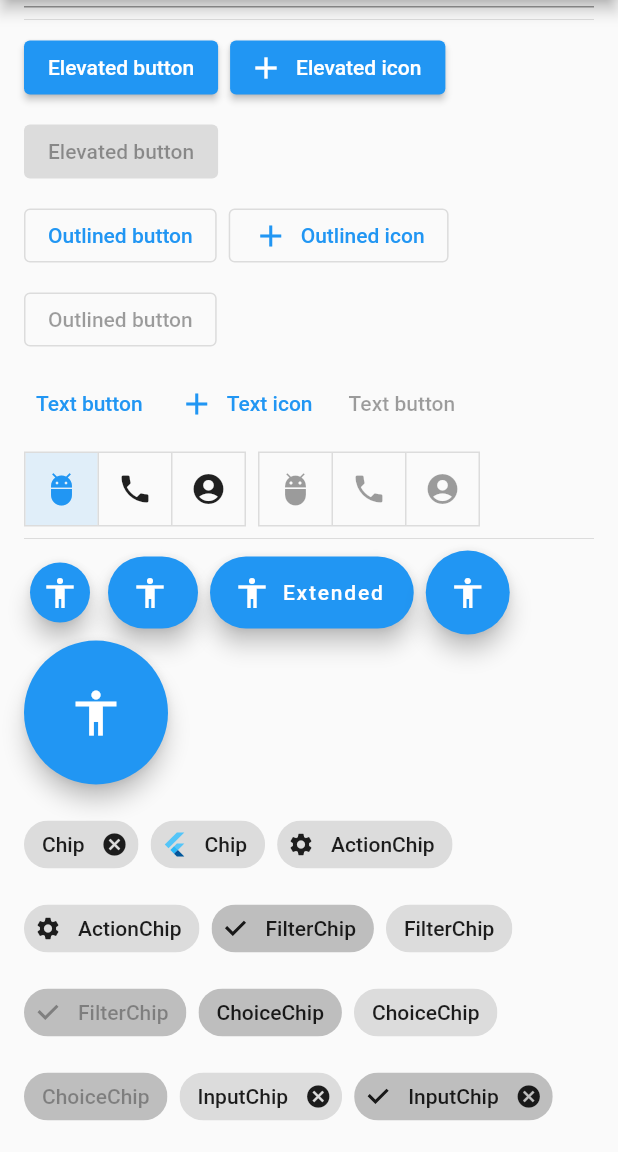
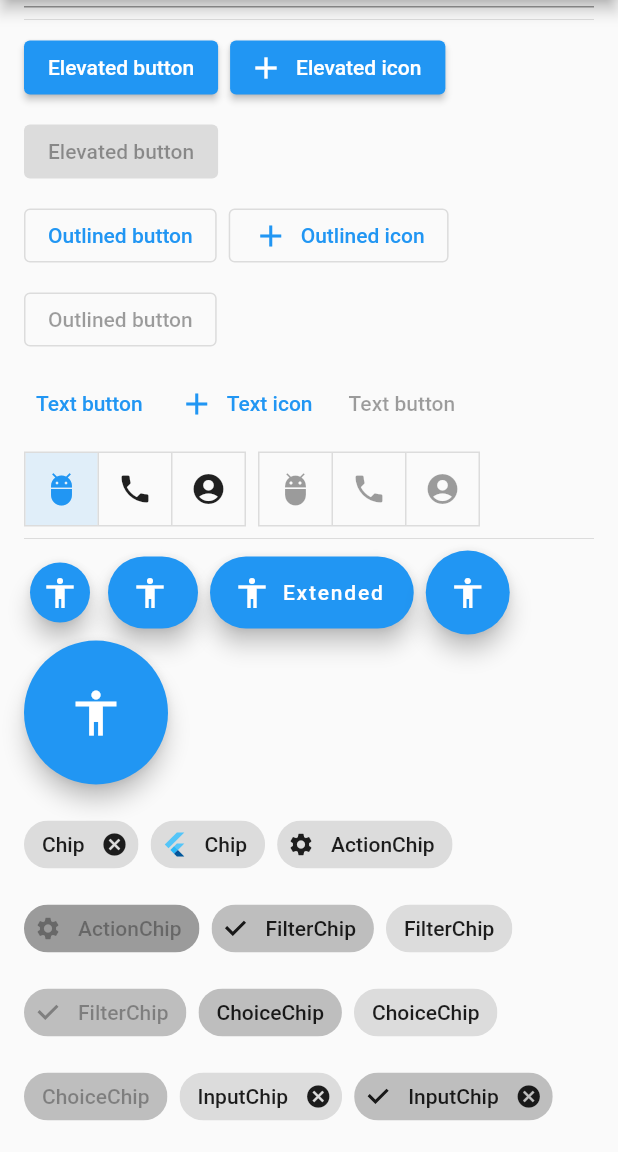
Before and after one commit to rydmike/vikings_theme_demo, a Flutter app: the screen it shows after launch, scrolled down 1152 dp, on a phone screen of 412 x 824 dp, the part 84-1236 px from its top. Run offline on Flutter 3.47's test engine with Material 2 defaults, Android fonts, the phone set to English and light mode, and no system bars.

Commit message:
Set it to use beta, and use disabled action chips. No elevation on text theme cards.

```diff
--- a/lib/main.dart
+++ b/lib/main.dart
@@ -513,6 +513,7 @@ class ThemeShowcase extends StatelessWidget {
         const CardShowcase(),
         const SizedBox(height: 8),
         Card(
+          elevation: 0,
           child: Padding(
             padding: const EdgeInsets.all(16),
             child: Column(
@@ -530,6 +531,7 @@ class ThemeShowcase extends StatelessWidget {
         ),
         const SizedBox(height: 8),
         Card(
+          elevation: 0,
           color: Theme.of(context).colorScheme.primary,
           child: Padding(
             padding: const EdgeInsets.all(16),
@@ -1050,12 +1052,9 @@ class ChipShowcase extends StatelessWidget {
           avatar: const Icon(Icons.settings),
           onPressed: () {},
         ),
-        ActionChip(
-          label: const Text('ActionChip'),
-          avatar: const Icon(Icons.settings),
-          // TODO(rydmike): Uncomment in 3.1.0 to get disabled ActionChip.
-          // The onPressed is required in 3.0.5 stable, but not in 3.1.0 master.
-          onPressed: () {},
+        const ActionChip(
+          label: Text('ActionChip'),
+          avatar: Icon(Icons.settings),
         ),
         FilterChip(
           label: const Text('FilterChip'),
--- a/pubspec.yaml
+++ b/pubspec.yaml
@@ -3,7 +3,7 @@ description: Flutter Vikings 2022 theme talk demo app
 publish_to: 'none'
 version: 1.0.0
 environment:
-  sdk: '>=2.17.0 <3.0.0'
+  sdk: '>=2.18.0-271.4.beta <3.0.0'
 
 dependencies:
   cupertino_icons: ^1.0.0
```
Also changed, not shown: 3 other files.
